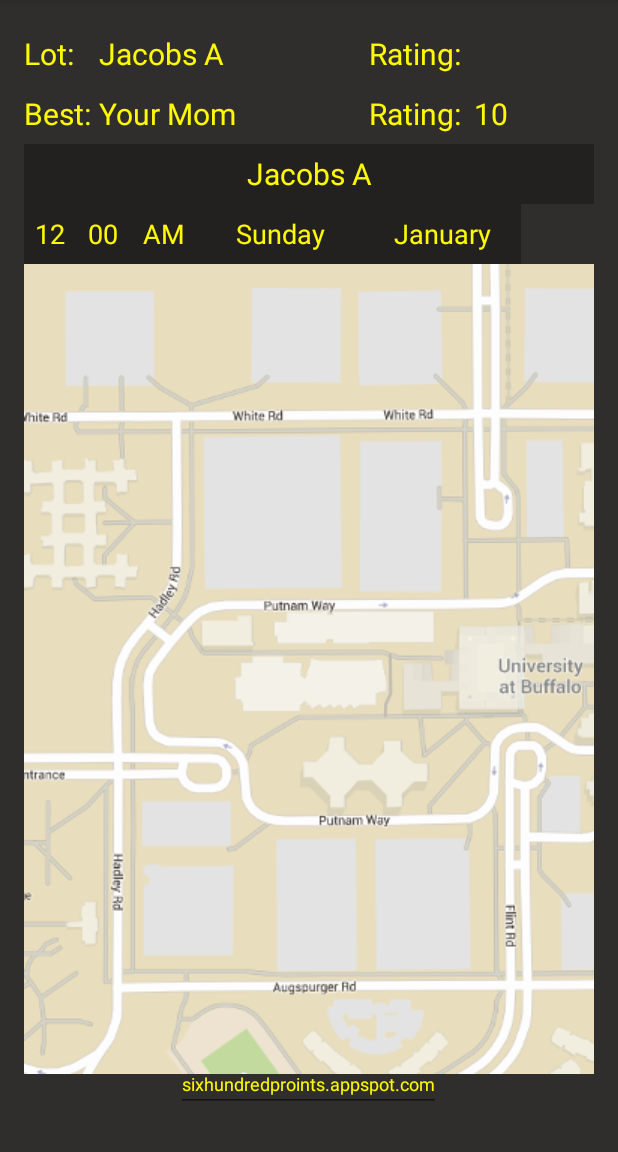
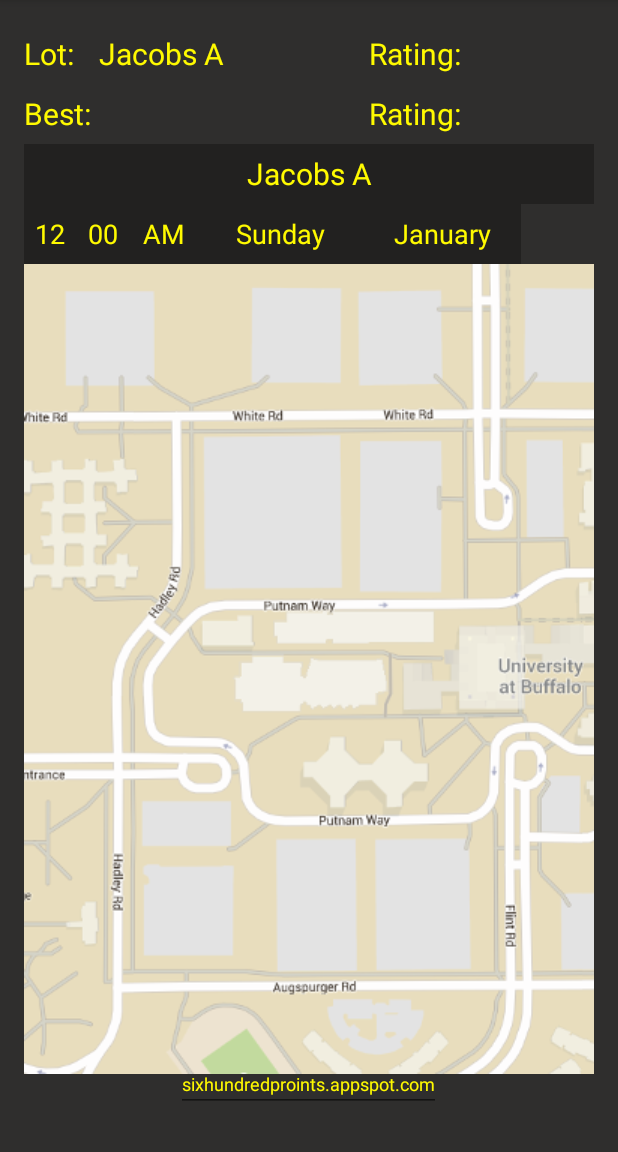
Before and after one commit to vickymzheng/sixPoints, an Android app: the screen it shows after launch (Main), on a phone screen of 412 x 824 dp, the part 84-1236 px from its top. Run offline under Robolectric (Android 15) with nearby library versions, the phone set to English and light mode, and no system bars.

```diff
--- a/app/src/main/java/app/sixpts/Main.java
+++ b/app/src/main/java/app/sixpts/Main.java
@@ -88,10 +88,10 @@ public class Main extends AppCompatActivity implements AdapterView.OnItemSelecte
     @Override
     public void onItemSelected(AdapterView<?> parent, View view, int position, long id) {
         TextView myText = (TextView) view;
-        Toast.makeText(this, "She's Available", Toast.LENGTH_SHORT).show();
+        //Toast.makeText(this, "She's Available", Toast.LENGTH_SHORT).show();
         current.setText((String) lotSpinner.getSelectedItem());
-        suggested.setText("Your Mom");
-        suggestedRating.setText("10");
+        //suggested.setText("Your Mom");
+        //suggestedRating.setText("10");
     }
 
     @Override
--- a/app/src/main/res/layout/activity_main.xml
+++ b/app/src/main/res/layout/activity_main.xml
@@ -85,7 +85,6 @@
             android:background="#2f2e2d"
             android:textColor="#fffa00"
             android:textSize="20sp"
-            android:hint="@string/besthint"
             android:editable="false"/>
 
         <EditText
@@ -106,7 +105,6 @@
             android:background="#2f2e2d"
             android:textColor="#fffa00"
             android:textSize="20sp"
-            android:hint="@string/ratehint"
             android:editable="false"/>
 
     </LinearLayout>
```
